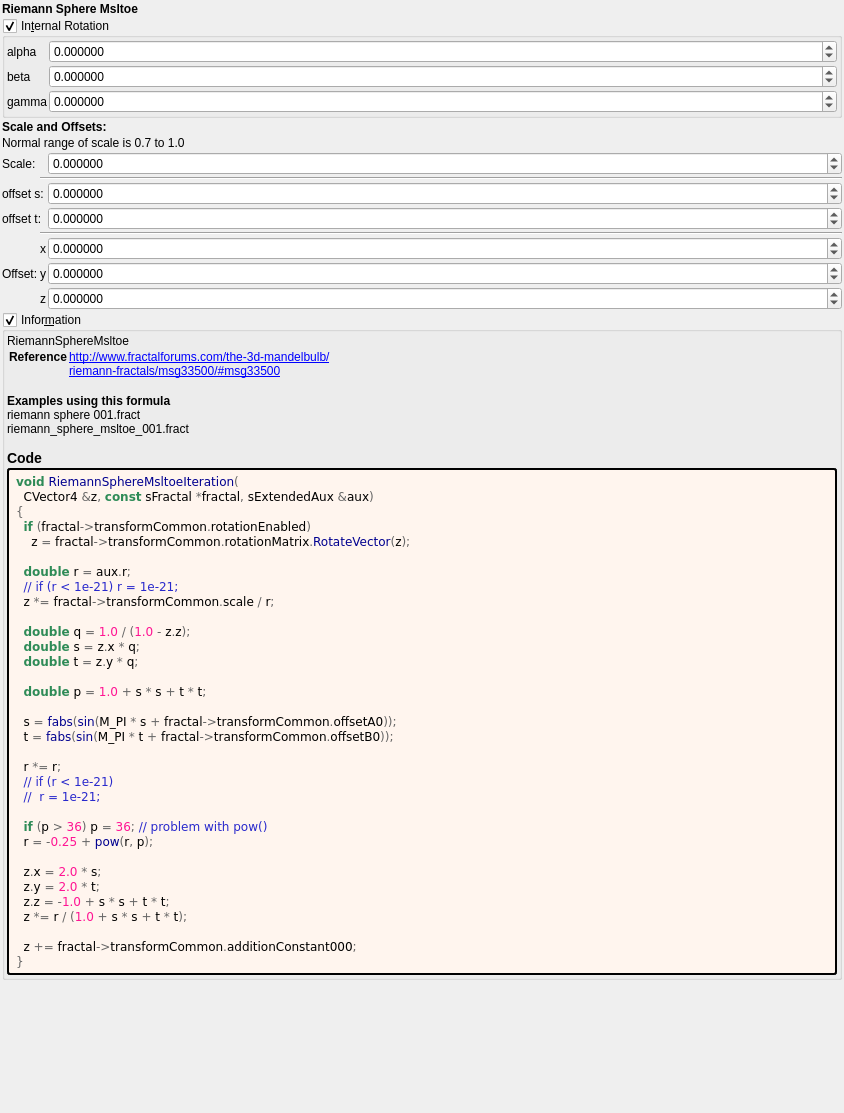
The window that mandelbulber2/formula/ui/riemann_sphere_msltoe.ui (buddhi1980/mandelbulber2) describes before a commit, drawn with Qt 5.
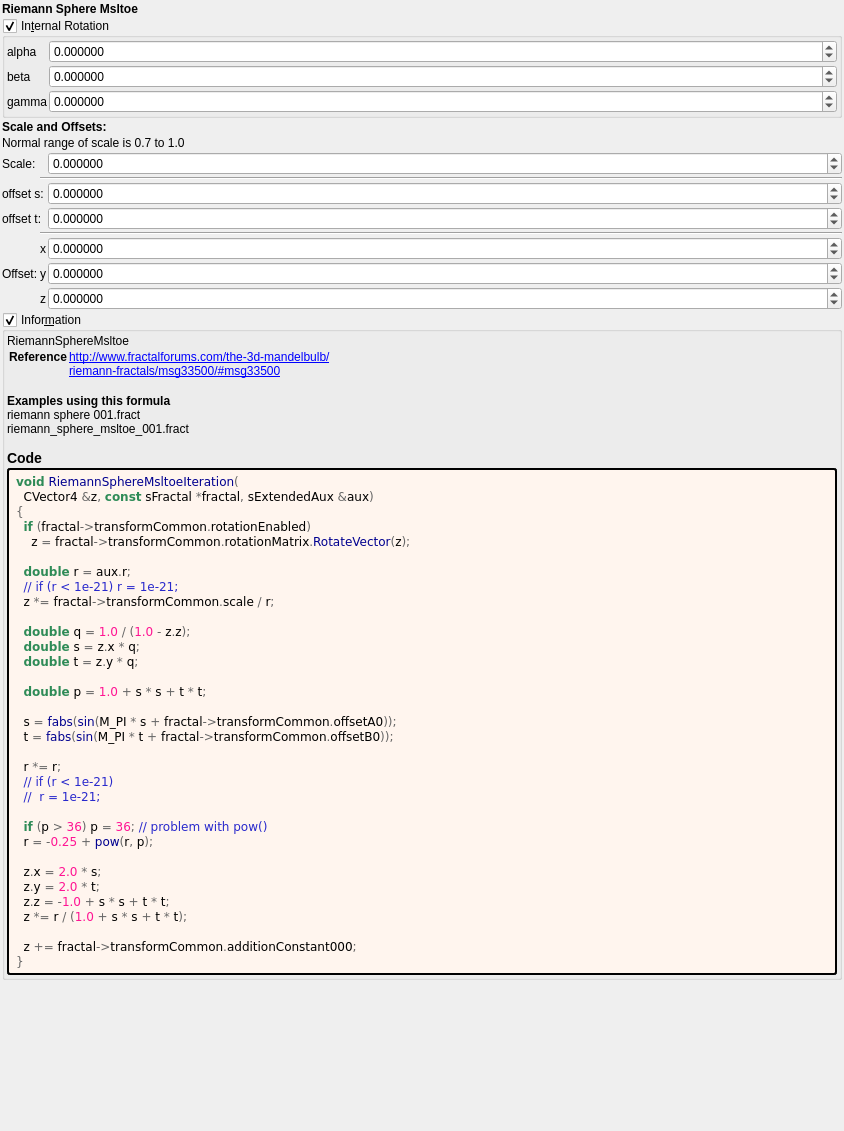
The same window after the commit. Custom widgets are drawn as their Qt base class.

Patch:
```diff
--- a/mandelbulber2/formula/ui/riemann_sphere_msltoe.ui
+++ b/mandelbulber2/formula/ui/riemann_sphere_msltoe.ui
@@ -7,7 +7,7 @@
     <x>0</x>
     <y>0</y>
     <width>844</width>
-    <height>1113</height>
+    <height>1131</height>
    </rect>
   </property>
   <property name="windowTitle">
```
Left out of the diff: 294 changed lines with no effect on the pictures.
